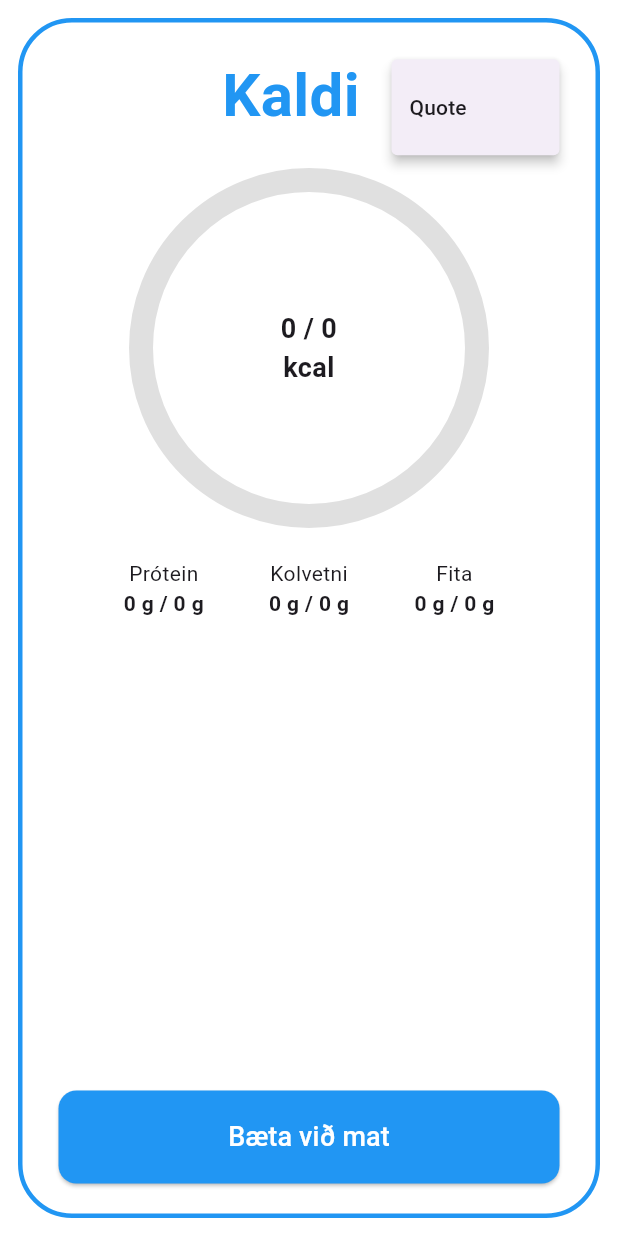
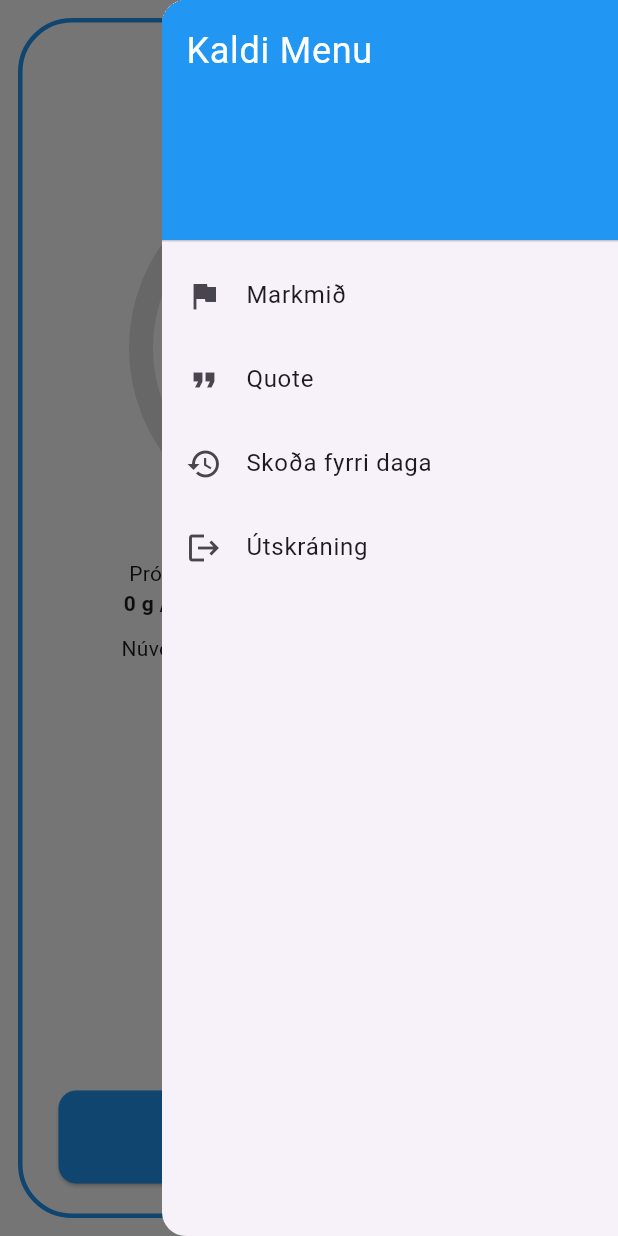
Before and after one commit to Tasarinn/Lokaverkefni, a Flutter app: the HomeScreen screen opened directly, after a tap on the "menu" icon, on a phone screen of 412 x 824 dp. Run offline on Flutter 3.47's test engine with Material 3 defaults, Android fonts, the phone set to English and light mode, and no system bars; drawn by our look-alikes of percent_indicator; our stand-ins replace cloud_firestore, firebase_auth, firebase_core, flutter_local_notifications, timezone; accounts and stored records are empty.

```diff
--- a/lib/add_food_screen.dart
+++ b/lib/add_food_screen.dart
@@ -106,7 +106,6 @@ class _AddFoodScreenState extends State<AddFoodScreen> with SingleTickerProvider
         _hasTyped = false;
       });
 
-      print("Triggering cart animation...");
       _cartController.forward(from: 0.8);
 
       setState(() {
--- a/lib/home_screen.dart
+++ b/lib/home_screen.dart
@@ -5,6 +5,8 @@ import 'package:percent_indicator/circular_percent_indicator.dart';
 import 'dart:math';
 import 'package:calorie_counter/add_food_screen.dart';
 import 'package:calorie_counter/goal_screen.dart';
+import 'package:calorie_counter/past_day_screen.dart';
+import 'package:calorie_counter/notification_service.dart';
 
 class HomeScreen extends StatefulWidget {
   const HomeScreen({super.key});
@@ -28,6 +30,9 @@ class _HomeScreenState extends State<HomeScreen> {
   int carbGoal = 0;
   int fatGoal = 0;
 
+  double currentWeight = 0.0;
+  double targetWeight = 0.0;
+
   bool loadingGoals = true;
 
   final List<String> quotes = [
@@ -50,6 +55,9 @@ class _HomeScreenState extends State<HomeScreen> {
   @override
   void initState() {
     super.initState();
+    NotificationService().initialize().then((_) {
+      NotificationService().scheduleDailyNotification();
+    });
     _loadGoals();
     _loadTodaysTotals();
   }
@@ -67,6 +75,8 @@ class _HomeScreenState extends State<HomeScreen> {
         proteinGoal = data['protein'] ?? 0;
         carbGoal = data['carbs'] ?? 0;
         fatGoal = data['fat'] ?? 0;
+        currentWeight = (data['currentWeight'] ?? 0).toDouble();
+        targetWeight = (data['targetWeight'] ?? 0).toDouble();
         loadingGoals = false;
       });
     } else {
@@ -125,12 +135,66 @@ class _HomeScreenState extends State<HomeScreen> {
     });
   }
 
+  void _logout() async {
+    await FirebaseAuth.instance.signOut();
+    Navigator.of(context).popUntil((route) => route.isFirst);
+  }
+
   @override
   Widget build(BuildContext context) {
     return Stack(
       children: [
         Scaffold(
           backgroundColor: Colors.white,
+          endDrawer: Drawer(
+            child: ListView(
+              padding: EdgeInsets.zero,
+              children: [
+                const DrawerHeader(
+                  decoration: BoxDecoration(color: Colors.blue),
+                  child: Text('Kaldi Menu', style: TextStyle(color: Colors.white, fontSize: 24)),
+                ),
+                ListTile(
+                  leading: const Icon(Icons.flag),
+                  title: const Text('Markmið'),
+                  onTap: () async {
+                    Navigator.pop(context);
+                    final updated = await Navigator.push(
+                      context,
+                      MaterialPageRoute(builder: (context) => const GoalScreen()),
+                    );
+                    if (updated == true) {
+                      _loadGoals();
+                    }
+                  },
+                ),
+                ListTile(
+                  leading: const Icon(Icons.format_quote),
+                  title: const Text('Quote'),
+                  onTap: () {
+                    Navigator.pop(context);
+                    _showQuoteOverlay();
+                  },
+                ),
+                ListTile(
+                  leading: const Icon(Icons.history),
+                  title: const Text('Skoða fyrri daga'),
+                  onTap: () {
+                    Navigator.pop(context);
+                    Navigator.push(
+                      context,
+                      MaterialPageRoute(builder: (context) => const PastDayScreen()),
+                    );
+                  },
+                ),
+                ListTile(
+                  leading: const Icon(Icons.logout),
+                  title: const Text('Útskráning'),
+                  onTap: _logout,
+                ),
+              ],
+            ),
+          ),
           body: SafeArea(
             child: Container(
               margin: const EdgeInsets.all(12),
@@ -150,16 +214,11 @@ class _HomeScreenState extends State<HomeScreen> {
                           'Kaldi',
                           style: TextStyle(fontSize: 40, fontWeight: FontWeight.bold, color: Colors.blue),
                         ),
-                        PopupMenuButton<String>(
-                          onSelected: (value) {
-                            if (value == 'quote') {
-                              _showQuoteOverlay();
-                            }
-                          },
-                          icon: const Icon(Icons.menu, color: Colors.blue),
-                          itemBuilder: (context) => [
-                            const PopupMenuItem(value: 'quote', child: Text('Quote')),
-                          ],
+                        Builder(
+                          builder: (context) => IconButton(
+                            icon: const Icon(Icons.menu, color: Colors.blue),
+                            onPressed: () => Scaffold.of(context).openEndDrawer(),
+                          ),
                         ),
                       ],
                     ),
@@ -170,7 +229,6 @@ class _HomeScreenState extends State<HomeScreen> {
                       percent: calorieGoal > 0
                           ? (consumedCalories / calorieGoal).clamp(0.0, 1.0)
                           : 0.0,
-
                       center: Text(
                         "$consumedCalories / $calorieGoal\nkcal",
                         textAlign: TextAlign.center,
@@ -204,6 +262,24 @@ class _HomeScreenState extends State<HomeScreen> {
                         ),
                       ],
                     ),
+                    const SizedBox(height: 10),
+                    Row(
+                      mainAxisAlignment: MainAxisAlignment.spaceEvenly,
+                      children: [
+                        Column(
+                          children: [
+                            const Text('Núverandi þyngd'),
+                            Text('${currentWeight.toStringAsFixed(1)} kg'),
+                          ],
+                        ),
+                        Column(
+                          children: [
+                            const Text('Markmið þyngd'),
+                            Text('${targetWeight.toStringAsFixed(1)} kg'),
+                          ],
+                        ),
+                      ],
+                    ),
                     const Spacer(),
                     SizedBox(
                       width: double.infinity,
@@ -214,7 +290,7 @@ class _HomeScreenState extends State<HomeScreen> {
                             MaterialPageRoute(builder: (context) => const AddFoodScreen()),
                           );
                           if (result == true) {
-                            _loadTodaysTotals(); // Refresh after food is added
+                            _loadTodaysTotals();
                           }
                         },
                         style: ElevatedButton.styleFrom(
--- /dev/null
+++ b/lib/notification_service.dart
@@ -0,0 +1,60 @@
+import 'package:flutter/material.dart';
+import 'package:flutter_local_notifications/flutter_local_notifications.dart';
+import 'package:timezone/data/latest_all.dart' as tz;
+import 'package:timezone/timezone.dart' as tz;
+
+class NotificationService {
+  static final NotificationService _instance = NotificationService._internal();
+
+  factory NotificationService() => _instance;
+
+  NotificationService._internal();
+
+  final FlutterLocalNotificationsPlugin flutterLocalNotificationsPlugin =
+  FlutterLocalNotificationsPlugin();
+
+  Future<void> initialize() async {
+    tz.initializeTimeZones();
+
+    const AndroidInitializationSettings initializationSettingsAndroid =
+    AndroidInitializationSettings('@mipmap/ic_launcher');
+
+    const InitializationSettings initializationSettings = InitializationSettings(
+      android: initializationSettingsAndroid,
+    );
+
+    await flutterLocalNotificationsPlugin.initialize(initializationSettings);
+  }
+
+  Future<void> scheduleDailyNotification() async {
+    await flutterLocalNotificationsPlugin.zonedSchedule(
+      0,
+      'Máltíðartími!',
+      'Ekki gleyma að skrá máltíðirnar þínar í Kaldi appinu.',
+      _nextInstanceOfNotificationTime(),
+      const NotificationDetails(
+        android: AndroidNotificationDetails(
+          'daily_meal_reminder',
+          'Dagleg máltíðarpáminning',
+          channelDescription: 'Páminning til að skrá máltíðir daglega',
+          importance: Importance.max,
+          priority: Priority.high,
+        ),
+      ),
+      androidAllowWhileIdle: true,
+      uiLocalNotificationDateInterpretation:
+      UILocalNotificationDateInterpretation.absoluteTime,
+      matchDateTimeComponents: DateTimeComponents.time,
+    );
+  }
+
+  tz.TZDateTime _nextInstanceOfNotificationTime() {
+    final tz.TZDateTime now = tz.TZDateTime.now(tz.local);
+    tz.TZDateTime scheduledDate =
+    tz.TZDateTime(tz.local, now.year, now.month, now.day, 20); // 20:00
+    if (scheduledDate.isBefore(now)) {
+      scheduledDate = scheduledDate.add(const Duration(days: 1));
+    }
+    return scheduledDate;
+  }
+}
--- a/pubspec.yaml
+++ b/pubspec.yaml
@@ -28,10 +28,12 @@ environment:
 # the latest version available on pub.dev. To see which dependencies have newer
 # versions available, run `flutter pub outdated`.
 dependencies:
+  flutter_local_notifications: ^17.0.0
   flutter:
     sdk: flutter
   # The following adds the Cupertino Icons font to your application.
   # Use with the CupertinoIcons class for iOS style icons.
+  intl: ^0.18.1
   cupertino_icons: ^1.0.8
   firebase_auth: ^4.17.3
   percent_indicator: ^4.2.2
```
Also changed, not shown: lib/main.dart (+8 -31 lines), lib/past_day_screen.dart (added, +162 -0 lines), pubspec.lock, 5 other files.
